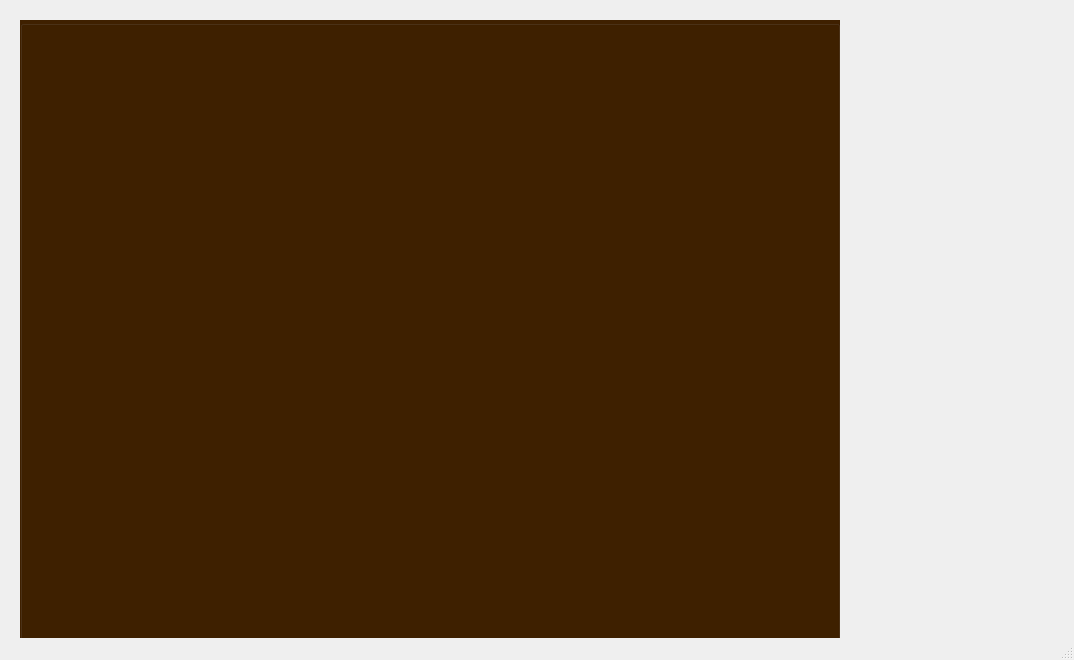
This is Forest/mainwindow.ui in GulinAlexey/Prakt2021 as Qt 5 draws it before an edit. The edited form follows.
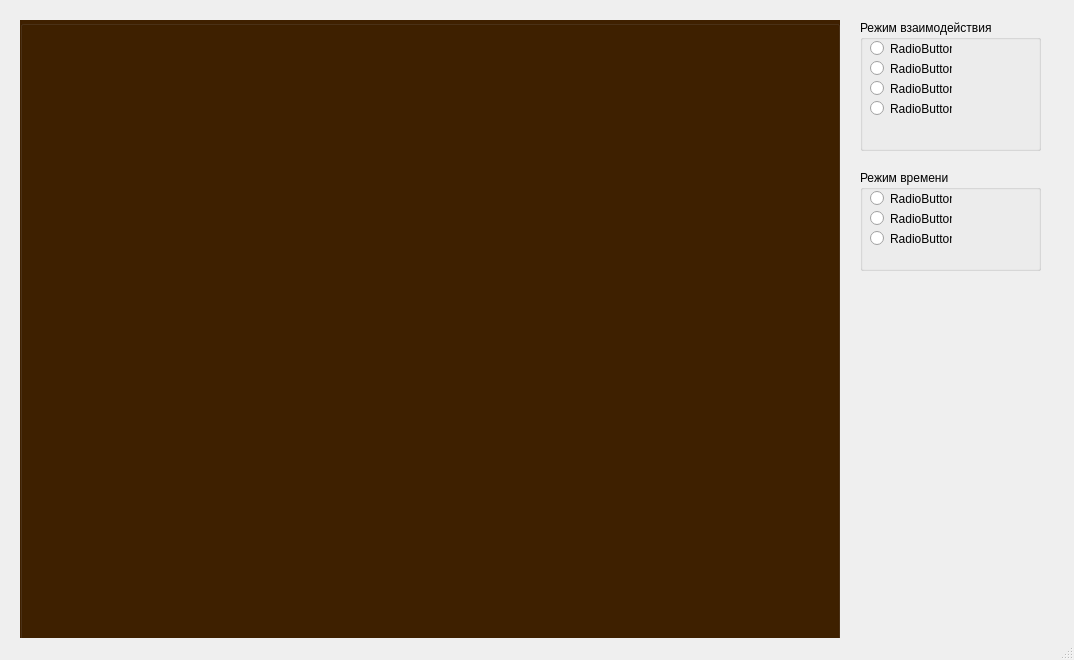
This is the edited form. Icons and pictures are not drawn.

Commit message: Добавлено две группы радиокнопок для управления программой

Patch:
```diff
--- a/Forest/mainwindow.ui
+++ b/Forest/mainwindow.ui
@@ -40,6 +40,123 @@
      <string/>
     </property>
    </widget>
+   <widget class="QGroupBox" name="vzaimode">
+    <property name="geometry">
+     <rect>
+      <x>860</x>
+      <y>20</y>
+      <width>181</width>
+      <height>131</height>
+     </rect>
+    </property>
+    <property name="title">
+     <string>Режим взаимодействия</string>
+    </property>
+    <widget class="QRadioButton" name="radioButton">
+     <property name="geometry">
+      <rect>
+       <x>10</x>
+       <y>20</y>
+       <width>82</width>
+       <height>17</height>
+      </rect>
+     </property>
+     <property name="text">
+      <string>RadioButton</string>
+     </property>
+    </widget>
+    <widget class="QRadioButton" name="radioButton_2">
+     <property name="geometry">
+      <rect>
+       <x>10</x>
+       <y>40</y>
+       <width>82</width>
+       <height>17</height>
+      </rect>
+     </property>
+     <property name="text">
+      <string>RadioButton</string>
+     </property>
+    </widget>
+    <widget class="QRadioButton" name="radioButton_3">
+     <property name="geometry">
+      <rect>
+       <x>10</x>
+       <y>60</y>
+       <width>82</width>
+       <height>17</height>
+      </rect>
+     </property>
+     <property name="text">
+      <string>RadioButton</string>
+     </property>
+    </widget>
+    <widget class="QRadioButton" name="radioButton_4">
+     <property name="geometry">
+      <rect>
+       <x>10</x>
+       <y>80</y>
+       <width>82</width>
+       <height>17</height>
+      </rect>
+     </property>
+     <property name="text">
+      <string>RadioButton</string>
+     </property>
+    </widget>
+   </widget>
+   <widget class="QGroupBox" name="timemode">
+    <property name="geometry">
+     <rect>
+      <x>860</x>
+      <y>170</y>
+      <width>181</width>
+      <height>101</height>
+     </rect>
+    </property>
+    <property name="title">
+     <string>Режим времени</string>
+    </property>
+    <widget class="QRadioButton" name="radioButton_5">
+     <property name="geometry">
+      <rect>
+       <x>10</x>
+       <y>20</y>
+       <width>82</width>
+       <height>17</height>
+      </rect>
+     </property>
+     <property name="text">
+      <string>RadioButton</string>
+     </property>
+    </widget>
+    <widget class="QRadioButton" name="radioButton_6">
+     <property name="geometry">
+      <rect>
+       <x>10</x>
+       <y>40</y>
+       <width>82</width>
+       <height>17</height>
+      </rect>
+     </property>
+     <property name="text">
+      <string>RadioButton</string>
+     </property>
+    </widget>
+    <widget class="QRadioButton" name="radioButton_7">
+     <property name="geometry">
+      <rect>
+       <x>10</x>
+       <y>60</y>
+       <width>82</width>
+       <height>17</height>
+      </rect>
+     </property>
+     <property name="text">
+      <string>RadioButton</string>
+     </property>
+    </widget>
+   </widget>
   </widget>
   <widget class="QMenuBar" name="menubar">
    <property name="geometry">
```
The commit also changes 3 other files.
